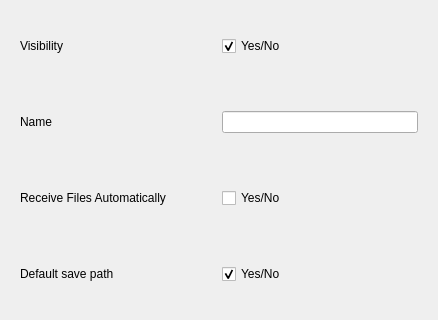
The window that settingswindow.ui (bengaDev/FileExchanger) describes before a commit, drawn with Qt 5.
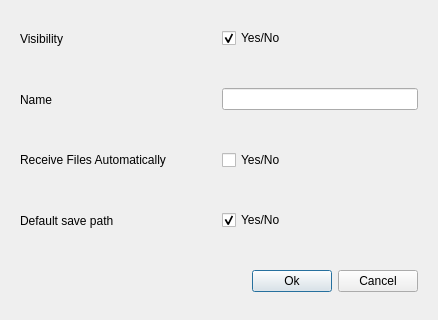
The same window after the commit.

What changed in the file:
```diff
--- a/settingswindow.ui
+++ b/settingswindow.ui
@@ -103,6 +103,39 @@
      </layout>
     </widget>
    </item>
+   <item>
+    <widget class="QWidget" name="widget_5" native="true">
+     <layout class="QHBoxLayout" name="horizontalLayout_5">
+      <item>
+       <spacer name="horizontalSpacer">
+        <property name="orientation">
+         <enum>Qt::Horizontal</enum>
+        </property>
+        <property name="sizeHint" stdset="0">
+         <size>
+          <width>40</width>
+          <height>20</height>
+         </size>
+        </property>
+       </spacer>
+      </item>
+      <item>
+       <widget class="QPushButton" name="okPushBtn">
+        <property name="text">
+         <string>Ok</string>
+        </property>
+       </widget>
+      </item>
+      <item>
+       <widget class="QPushButton" name="cancelPushBtn">
+        <property name="text">
+         <string>Cancel</string>
+        </property>
+       </widget>
+      </item>
+     </layout>
+    </widget>
+   </item>
   </layout>
  </widget>
  <resources/>
```
